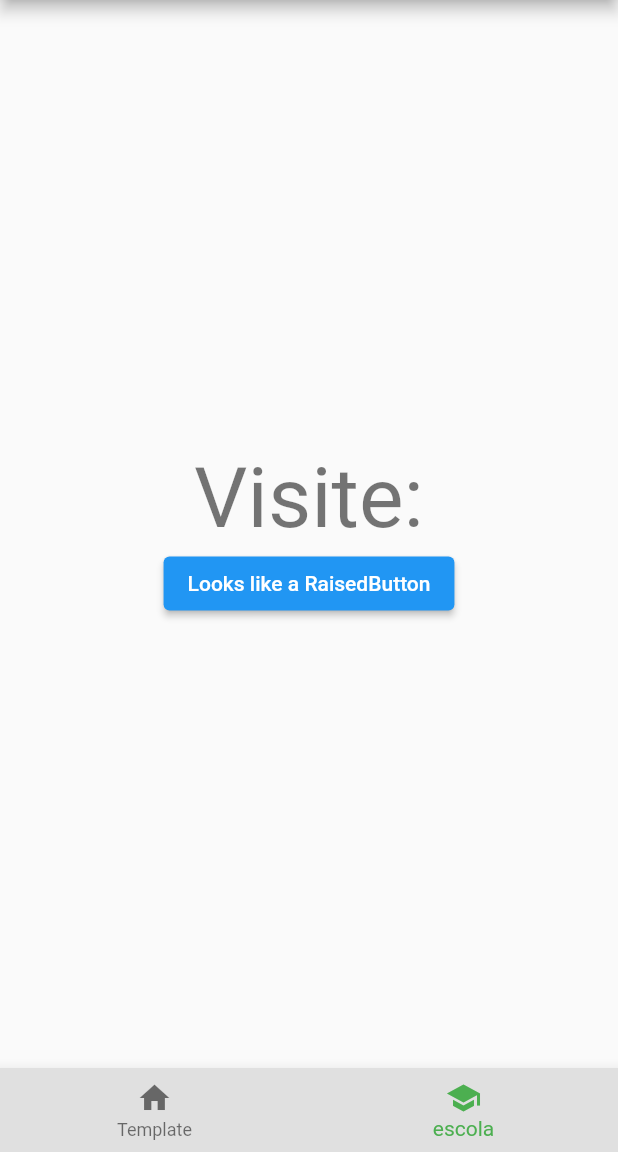
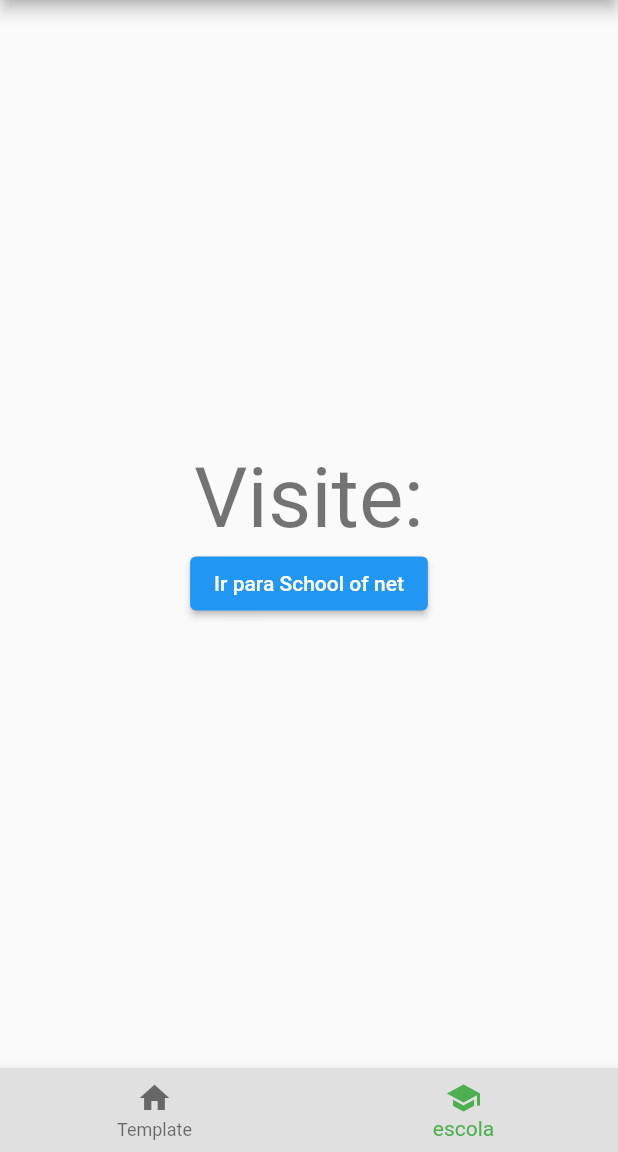
Before and after one commit to BrunoSouzaPicinini/CursoFlutterSchoolOfNet, a Flutter app: the screen it shows after launch, item 2 of the bottom bar chosen, on a phone screen of 412 x 824 dp, the part 84-1236 px from its top. Run offline on Flutter 3.47's test engine with Material 2 defaults, Android fonts, the light colour scheme and no system bars.

Commit message:
correcao nome do botao aba escola

```diff
--- a/lib/pages/schoolPage.dart
+++ b/lib/pages/schoolPage.dart
@@ -24,7 +24,7 @@
               _launchUrl();
             },
             child: Text(
-              'Looks like a RaisedButton',
+              'Ir para School of net',
             ))
       ],
     );
```
